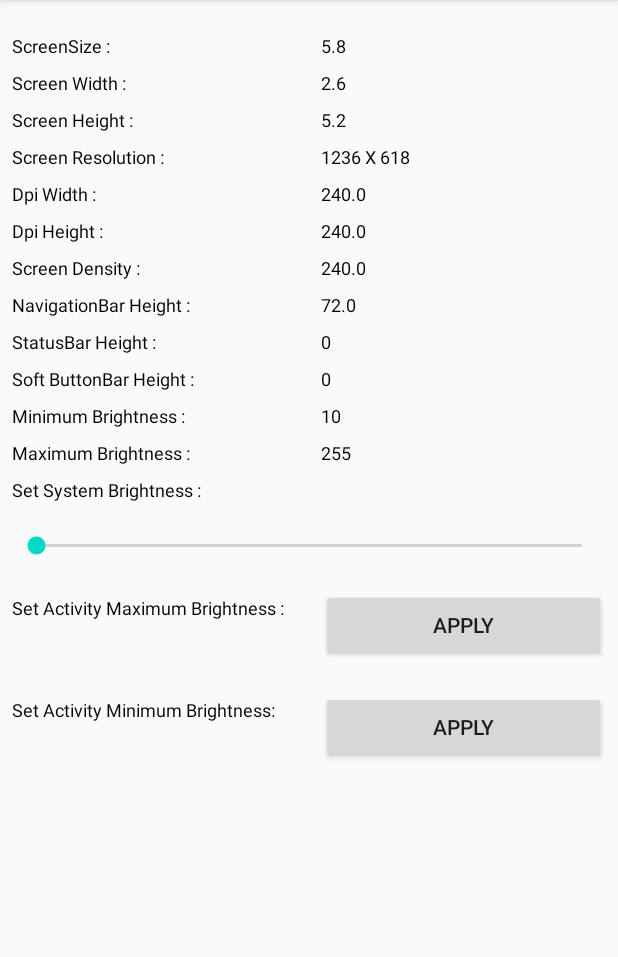
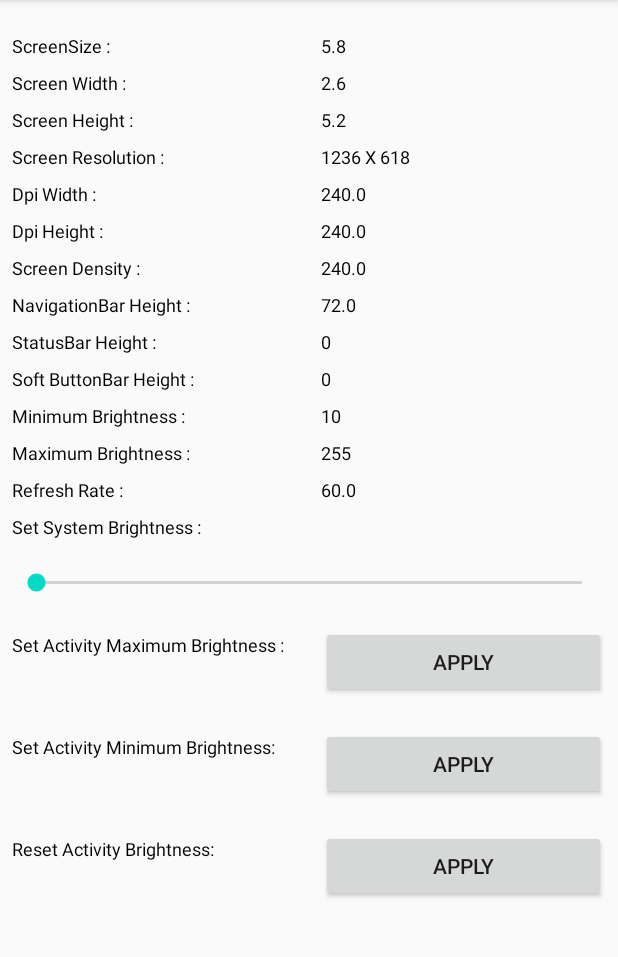
Before and after one commit to jingil/DeviceInformation, an Android app: the screen it shows after launch (MainActivity), on a phone screen of 412 x 824 dp, the part 84-1041 px from its top. Run offline under Robolectric (Android 15) with nearby library versions, the phone set to English and light mode, and no system bars.

Commit message:
refresh rate added

```diff
--- a/app/src/main/java/support/fuchsia/deviceinformation/ui/display/DisplayFragment.java
+++ b/app/src/main/java/support/fuchsia/deviceinformation/ui/display/DisplayFragment.java
@@ -24,9 +24,9 @@ import support.fuchsia.deviceinformation.R;
 public class DisplayFragment extends Fragment {
 
     private DisplayInfo displayInfo;
-    private TextView screen_size_txt, screen_width_txt, screen_height_txt, screen_resolution_txt, dpi_width_txt, dpi_height_txt, dpi_density_txt, navigationbar_height_txt, statusbar_height_txt, soft_buttonbar_height_txt, screen_minimum_brightness_txt, screen_maximum_brightness_txt;
+    private TextView screen_size_txt, screen_width_txt, screen_height_txt, screen_resolution_txt, dpi_width_txt, dpi_height_txt, dpi_density_txt, navigationbar_height_txt, statusbar_height_txt, soft_buttonbar_height_txt, screen_minimum_brightness_txt, screen_maximum_brightness_txt, screen_refresh_rate_txt;
     private SeekBar screen_brightness_seekbar;
-    Button screen_max_brightness_app_btn, screen_min_brightness_app_btn;
+    private Button screen_max_brightness_app_btn, screen_min_brightness_app_btn, screen_reset_brightness_app_btn;
 
     public View onCreateView(@NonNull LayoutInflater inflater,
                              ViewGroup container, Bundle savedInstanceState) {
@@ -38,7 +38,6 @@ public class DisplayFragment extends Fragment {
 
         init(root);
         setDisplayDetails();
-
 
         displayInfo.getDpiDensity();
 
@@ -60,16 +59,18 @@ public class DisplayFragment extends Fragment {
         soft_buttonbar_height_txt = (TextView) root.findViewById(R.id.soft_buttonbar_height_txt);
         screen_minimum_brightness_txt = (TextView) root.findViewById(R.id.screen_minimum_brightness_txt);
         screen_maximum_brightness_txt = (TextView) root.findViewById(R.id.screen_maximum_brightness_txt);
+        screen_refresh_rate_txt = (TextView) root.findViewById(R.id.screen_refresh_rate_txt);
 
         screen_brightness_seekbar = (SeekBar) root.findViewById(R.id.screen_brightness_seekbar);
 
         screen_max_brightness_app_btn = (Button) root.findViewById(R.id.screen_max_brightness_app_btn);
         screen_min_brightness_app_btn = (Button) root.findViewById(R.id.screen_min_brightness_app_btn);
-
+        screen_reset_brightness_app_btn = (Button) root.findViewById(R.id.screen_reset_brightness_app_btn);
 
     }
 
     private void setDisplayDetails() {
+
         screen_size_txt.setText(String.valueOf(round(displayInfo.getScreenSize(), 1)));
         screen_width_txt.setText(String.valueOf(round(displayInfo.getScreenSizeWidth(), 1)));
         screen_height_txt.setText(String.valueOf(round(displayInfo.getScreenSizeHeight(), 1)));
@@ -82,7 +83,7 @@ public class DisplayFragment extends Fragment {
         soft_buttonbar_height_txt.setText(String.valueOf(displayInfo.getSoftButtonsBarHeight()));
         screen_minimum_brightness_txt.setText(String.valueOf(displayInfo.getMinimumScreenBrightnessSetting()));
         screen_maximum_brightness_txt.setText(String.valueOf(displayInfo.getMaximumScreenBrightnessSetting()));
-
+        screen_refresh_rate_txt.setText(String.valueOf(displayInfo.getRefreshRate()));
         screen_brightness_seekbar.setMin(displayInfo.getMinimumScreenBrightnessSetting());
         screen_brightness_seekbar.setMax(displayInfo.getMaximumScreenBrightnessSetting());
 
@@ -117,6 +118,14 @@ public class DisplayFragment extends Fragment {
                 displayInfo.setMaxBrightnessForActivity();
             }
         });
+        screen_reset_brightness_app_btn.setOnClickListener(new View.OnClickListener() {
+            @Override
+            public void onClick(View v) {
+                displayInfo.resetBrightnessForActivity();
+            }
+
+        });
+
     }
 
     private boolean checkSystemWritePermission() {
--- a/app/src/main/res/layout/fragment_display.xml
+++ b/app/src/main/res/layout/fragment_display.xml
@@ -450,6 +450,45 @@
             app:layout_constraintTop_toTopOf="parent" />
     </LinearLayout>
 
+
+    <LinearLayout
+        android:layout_width="match_parent"
+        android:layout_height="wrap_content"
+        android:orientation="horizontal">
+
+        <TextView
+            android:layout_width="match_parent"
+            android:layout_height="wrap_content"
+            android:layout_marginStart="8dp"
+            android:layout_marginTop="8dp"
+            android:layout_marginEnd="8dp"
+            android:layout_weight="1"
+            android:text="Refresh Rate :"
+            android:textColor="@android:color/black"
+            android:textSize="12dp"
+            app:layout_constraintBottom_toBottomOf="parent"
+            app:layout_constraintEnd_toEndOf="parent"
+            app:layout_constraintStart_toStartOf="parent"
+            app:layout_constraintTop_toTopOf="parent" />
+
+        <TextView
+            android:id="@+id/screen_refresh_rate_txt"
+            android:layout_width="match_parent"
+            android:layout_height="wrap_content"
+            android:layout_marginStart="8dp"
+            android:layout_marginTop="8dp"
+            android:layout_marginEnd="8dp"
+            android:layout_weight="1"
+            android:text="Refresh Rate"
+            android:textColor="@android:color/black"
+            android:textSize="12dp"
+            app:layout_constraintBottom_toBottomOf="parent"
+            app:layout_constraintEnd_toEndOf="parent"
+            app:layout_constraintStart_toStartOf="parent"
+            app:layout_constraintTop_toTopOf="parent" />
+    </LinearLayout>
+
+
     <LinearLayout
         android:layout_width="match_parent"
         android:layout_height="wrap_content"
@@ -555,5 +594,40 @@
 
     </LinearLayout>
 
+    <LinearLayout
+        android:layout_width="match_parent"
+        android:layout_height="wrap_content"
+        android:orientation="horizontal">
+
+        <TextView
+            android:layout_width="match_parent"
+            android:layout_height="wrap_content"
+            android:layout_marginStart="8dp"
+            android:layout_marginTop="8dp"
+            android:layout_marginEnd="8dp"
+            android:layout_weight="1"
+            android:text="Reset Activity Brightness:"
+            android:textColor="@android:color/black"
+            android:textSize="12dp"
+            app:layout_constraintBottom_toBottomOf="parent"
+            app:layout_constraintEnd_toEndOf="parent"
+            app:layout_constraintStart_toStartOf="parent"
+            app:layout_constraintTop_toTopOf="parent" />
+
+        <Button
+            android:id="@+id/screen_reset_brightness_app_btn"
+            android:layout_width="match_parent"
+            android:layout_height="wrap_content"
+            android:layout_marginStart="8dp"
+            android:layout_marginTop="20dp"
+            android:layout_marginEnd="8dp"
+            android:layout_weight="1"
+            android:text="Apply"
+            app:layout_constraintBottom_toBottomOf="parent"
+            app:layout_constraintEnd_toEndOf="parent"
+            app:layout_constraintStart_toStartOf="parent"
+            app:layout_constraintTop_toTopOf="parent" />
+
+    </LinearLayout>
 
 </LinearLayout>
```
Also changed, not shown: app/src/main/java/support/fuchsia/deviceinformation/MainActivity.java (+3 -18 lines), deviceinfo/src/main/java/support/fuchsia/deviceinfo/DisplayInfo.java (+68 -0 lines).
